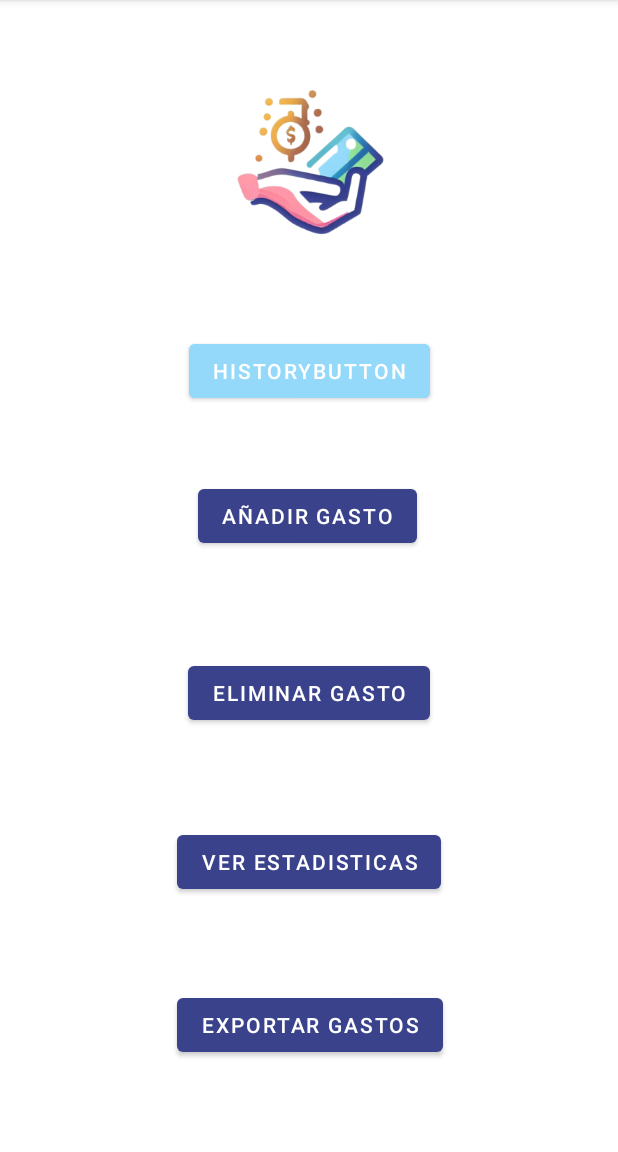
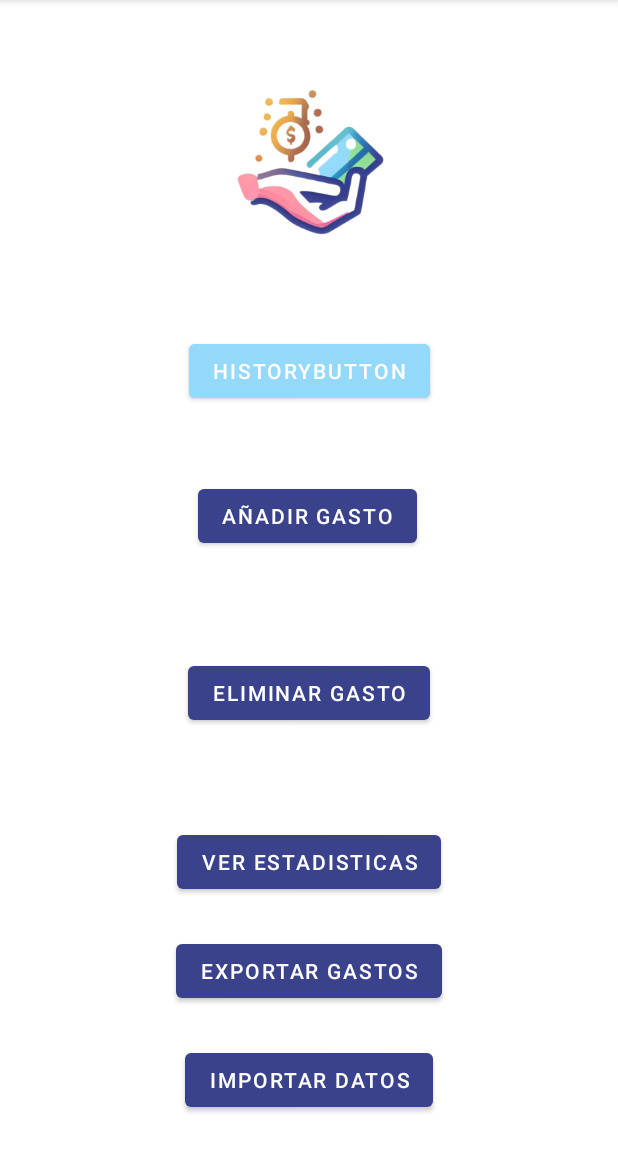
Before and after one commit to Antoranz/PAD_Proyecto, an Android app: the MainActivity screen opened directly, with no data from a screen before it, on a phone screen of 412 x 824 dp, the part 84-1236 px from its top. Run offline under Robolectric (Android 15) with nearby library versions, the phone set to English and light mode, and no system bars.

Commit message:
Importar en Json completado

```diff
--- a/app/src/main/AndroidManifest.xml
+++ b/app/src/main/AndroidManifest.xml
@@ -20,7 +20,9 @@
         tools:targetApi="31">
         <activity android:name=".activities.MainActivity" android:exported="true"> </activity>
         <activity android:name=".activities.FullScreenActivity" android:exported="true" android:parentActivityName=".activities.ExpenseViewActivity"> </activity>
+
         <activity android:name=".activities.DeleteExpenseActivity" android:exported="true" android:parentActivityName=".activities.MainActivity"> </activity>
+        <activity android:name=".activities.ImportExpenseActivity" android:exported="true" android:parentActivityName=".activities.MainActivity"> </activity>
         <activity android:name=".activities.EditExpenseActivity" android:exported="true" android:parentActivityName=".activities.ListActivity"> </activity>
         <activity android:name=".activities.AddExpenseActivity" android:exported="true" android:parentActivityName=".activities.MainActivity"> </activity>
         <activity android:name=".activities.AddUserActivity" android:exported="true"> </activity>
--- a/app/src/main/java/com/example/pad_proyecto/activities/AddExpenseActivity.java
+++ b/app/src/main/java/com/example/pad_proyecto/activities/AddExpenseActivity.java
@@ -89,6 +89,7 @@ public class AddExpenseActivity extends AppCompatActivity {
                                 String fileName = getImageFileNameFromUri(uri);
                                 imageName = fileName;
                                 selectedImagePath = uri.toString();
+
                                 // Actualizar la vista con la imagen seleccionada temporalmente
                                 Bitmap imageBitmap = getBitmapFromUri(this, uri);
                                 galleryImage.setImageBitmap(imageBitmap);
--- a/app/src/main/java/com/example/pad_proyecto/activities/MainActivity.java
+++ b/app/src/main/java/com/example/pad_proyecto/activities/MainActivity.java
@@ -20,7 +20,7 @@ import java.util.Calendar;
 
 public class MainActivity extends AppCompatActivity {
 
-    Button historyButton, addButton, exportButton, deleteButton, statisticButton;
+    Button historyButton, addButton, exportButton, deleteButton, statisticButton, importButton;
 
     @Override
     protected void onCreate(Bundle savedInstanceState) {
@@ -48,6 +48,10 @@ public class MainActivity extends AppCompatActivity {
         statisticButton.setOnClickListener(v -> {
             NavigationManager.getInstance().navigateToStatisticView(this);
         });
+        importButton = findViewById(R.id.ImportButton);
+        importButton.setOnClickListener(v -> {
+            NavigationManager.getInstance().navigateToImportView(this);
+        });
     }
 
 }
--- a/app/src/main/java/com/example/pad_proyecto/activities/StatisticsActivity.java
+++ b/app/src/main/java/com/example/pad_proyecto/activities/StatisticsActivity.java
@@ -267,7 +267,7 @@ public class StatisticsActivity extends AppCompatActivity {
 
         List<PieEntry> entries = new ArrayList<>();
         int entryCount = entries.size();
-        float textSize = entryCount > 5 ? 15f : 13f; // Tamaño más grande si hay menos entradas
+        float textSize = entryCount > 5 ? 15f : 16f; // Tamaño más grande si hay menos entradas
         for(Pair<String, Double> p : Controller.getInstance().showCategoryStatistics(this)){
             if(p.second > 0) {
                 entries.add(new PieEntry(p.second.floatValue(), p.first));
--- a/app/src/main/res/layout/activity_main.xml
+++ b/app/src/main/res/layout/activity_main.xml
@@ -65,9 +65,9 @@
         android:text="EXPORTAR GASTOS"
         app:layout_constraintBottom_toBottomOf="parent"
         app:layout_constraintEnd_toEndOf="parent"
-        app:layout_constraintHorizontal_bias="0.504"
         app:layout_constraintStart_toStartOf="parent"
-        app:layout_constraintTop_toBottomOf="@+id/buttonStatistics" />
+        app:layout_constraintTop_toBottomOf="@+id/buttonStatistics"
+        app:layout_constraintVertical_bias="0.203" />
 
     <Button
         android:id="@+id/buttonStatistics"
@@ -79,4 +79,14 @@
         app:layout_constraintStart_toStartOf="parent"
         app:layout_constraintTop_toBottomOf="@+id/deleteExpenseButton"
         app:layout_constraintVertical_bias="0.276" />
+
+    <Button
+        android:id="@+id/ImportButton"
+        android:layout_width="wrap_content"
+        android:layout_height="wrap_content"
+        android:text="Importar datos"
+        app:layout_constraintBottom_toBottomOf="parent"
+        app:layout_constraintEnd_toEndOf="parent"
+        app:layout_constraintStart_toStartOf="parent"
+        app:layout_constraintTop_toBottomOf="@+id/buttonExport" />
 </androidx.constraintlayout.widget.ConstraintLayout>
```
Also changed, not shown: app/src/main/java/com/example/pad_proyecto/activities/ImportExpenseActivity.java (added, +117 -0 lines), app/src/main/java/com/example/pad_proyecto/utils/Controller.java (+1 -9 lines), app/src/main/java/com/example/pad_proyecto/utils/NavigationManager.java (+11 -0 lines), app/src/main/res/layout/activity_import.xml (added, +17 -0 lines).
